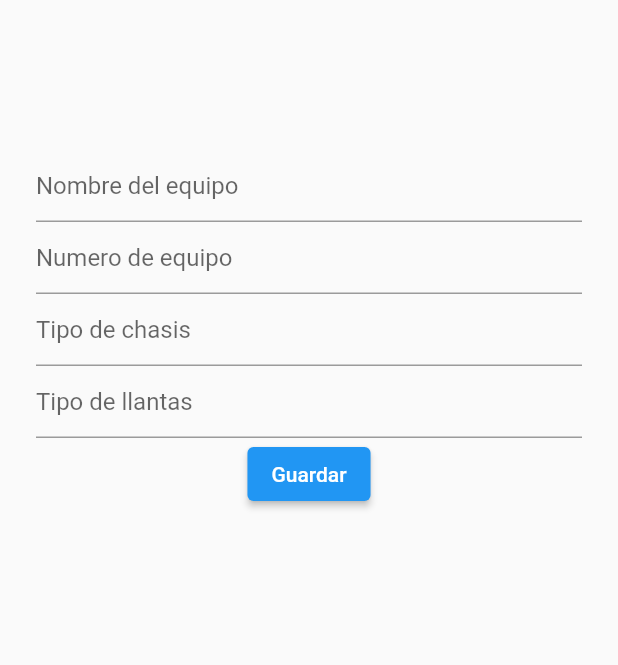
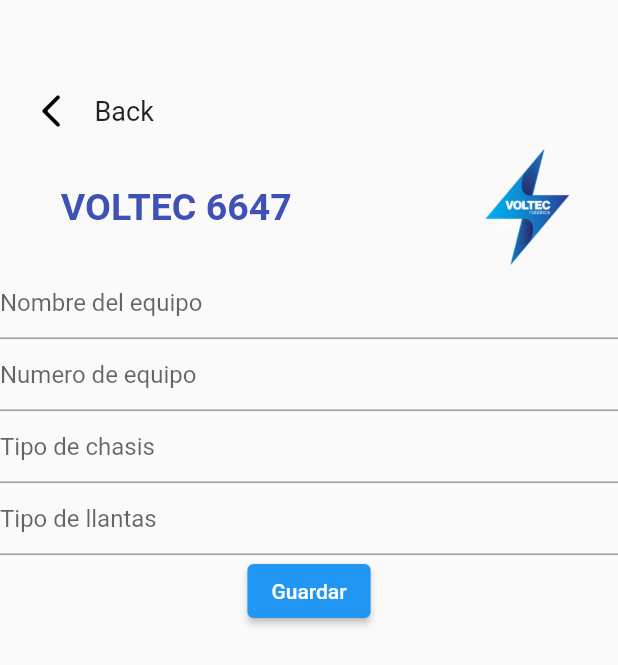
Before and after one commit to jpgtzg/2023-Scouting6647, a Flutter app: the screen it shows after launch, after a tap on "Pit scouting", on a phone screen of 412 x 824 dp. Shown: the top 665 px of the screen. Run offline on Flutter 3.47's test engine with Material 2 defaults, Android fonts, the phone set to English and light mode, and no system bars; our stand-ins replace bottom_navy_bar; Roboto replaces fonts that are missing (Oxygen).

Commit message:
Moved files into appropiate folders

```diff
--- a/lib/app_pages/add_page_match.dart
+++ b/lib/app_pages/add_page_match.dart
@@ -3,8 +3,8 @@ import 'package:scouting_app/models/formdivider.dart';
 import 'package:scouting_app/models/numberform.dart';
 import 'package:scouting_app/models/textform.dart';
 import 'package:scouting_app/widgets/topbar.dart';
-import 'package:scouting_app/widgets/controller_match.dart';
-import 'package:scouting_app/models/feedback_match.dart';
+import 'package:scouting_app/system/controller_match.dart';
+import 'package:scouting_app/system/feedback_match.dart';
 
 class AddPageMatch extends StatefulWidget {
   const AddPageMatch({Key? key}) : super(key: key);
--- a/lib/app_pages/add_page_pit.dart
+++ b/lib/app_pages/add_page_pit.dart
@@ -1,30 +1,17 @@
 import 'package:flutter/material.dart';
-import 'package:scouting_app/widgets/controller.dart';
-import 'package:scouting_app/models/feedback_form.dart';
+import 'package:scouting_app/system/controller.dart';
+import 'package:scouting_app/system/feedback_form.dart';
 
-class AddPagePit extends StatelessWidget {
-  const AddPagePit({Key? key}) : super(key: key);
+import '../widgets/topbar.dart';
+
+class AddPagePit extends StatefulWidget {
+  AddPagePit({Key? key}) : super(key: key);
 
   @override
-  Widget build(BuildContext context) {
-    return MaterialApp(
-      title: 'Flutter Demo',
-      theme: ThemeData(
-        primarySwatch: Colors.blue,
-      ),
-      home: const HomePage(),
-    );
-  }
+  State<AddPagePit> createState() => _AddPagePitState();
 }
 
-class HomePage extends StatefulWidget {
-  const HomePage({Key? key}) : super(key: key);
-
-  @override
-  State<HomePage> createState() => _HomePageState();
-}
-
-class _HomePageState extends State<HomePage> {
+class _AddPagePitState extends State<AddPagePit> {
   final _formKey = GlobalKey<FormState>();
   final _scaffoldKey = GlobalKey<ScaffoldState>();
 
@@ -62,7 +49,8 @@ class _HomePageState extends State<HomePage> {
       content: Text(message),
     );
 
-    ScaffoldMessenger.of(context).showSnackBar(SnackBar(content: Text("Lmao")));
+    ScaffoldMessenger.of(context)
+        .showSnackBar(SnackBar(content: Text("Datos enviados")));
 
     //_scaffoldKey.currentState.showSnackBar(snackbar);
   }
@@ -73,9 +61,38 @@ class _HomePageState extends State<HomePage> {
       key: _scaffoldKey,
       body: Form(
         key: _formKey,
-          child: Container(
-              padding: EdgeInsets.symmetric(vertical: 100, horizontal: 24),
-              child: Column(children: <Widget>[
+        child: Column(
+          children: <Widget>[
+            Padding(
+              padding: const EdgeInsets.only(top: 50.0, left: 10.0),
+              child: Row(
+                children: [
+                  IconButton(
+                    onPressed: () {
+                      Navigator.pop(context);
+                    },
+                    icon: const Image(
+                      height: 30,
+                      width: 30,
+                      image: AssetImage("assets/images/back.png"),
+                    ),
+                  ),
+                  const SizedBox(
+                    width: 5,
+                  ),
+                  const Text(
+                    "Back",
+                    style: TextStyle(
+                      fontSize: 18,
+                    ),
+                  ),
+                ],
+              ),
+            ),
+            const TopBar(
+              topPadding: 0,
+            ),
+            //LO DE ROB TODO: BORRAR
             TextFormField(
               controller: nameteamController,
               validator: (value) {
@@ -126,7 +143,9 @@ class _HomePageState extends State<HomePage> {
               },
               child: Text("Guardar"),
             )
-              ]))),
+          ],
+        ),
+      ),
     );
   }
 }
--- a/lib/app_pages/addpagemanager.dart
+++ b/lib/app_pages/addpagemanager.dart
@@ -60,7 +60,7 @@ class _AddPageManagerState extends State<AddPageManager> {
             child: ElevatedButton(
               onPressed: () {
                 Navigator.of(context).push(MaterialPageRoute(
-                    builder: (context) => const AddPagePit()));
+                    builder: (context) => AddPagePit()));
               },
               style: ButtonStyle(
                 backgroundColor:
--- a/lib/widgets/controller.dart
+++ b/lib/system/controller.dart
@@ -1,6 +1,6 @@
 import 'package:http/http.dart' as http;
 import 'dart:convert' as convert;
-import 'package:scouting_app/models/feedback_form.dart';
+import 'package:scouting_app/system/feedback_form.dart';
 
 class FormController {
   final void Function(String) callback;
--- a/lib/widgets/controller_match.dart
+++ b/lib/system/controller_match.dart
@@ -1,4 +1,4 @@
-import 'package:scouting_app/models/feedback_match.dart';
+import 'feedback_match.dart';
 import 'package:http/http.dart' as http;
 import 'dart:convert' as convert;
 
```
Also changed, not shown: lib/system/feedback_form.dart (renamed from lib/models/feedback_form.dart), lib/system/feedback_match.dart (renamed from lib/models/feedback_match.dart). Lines whose indentation alone changed are shown as unchanged.
